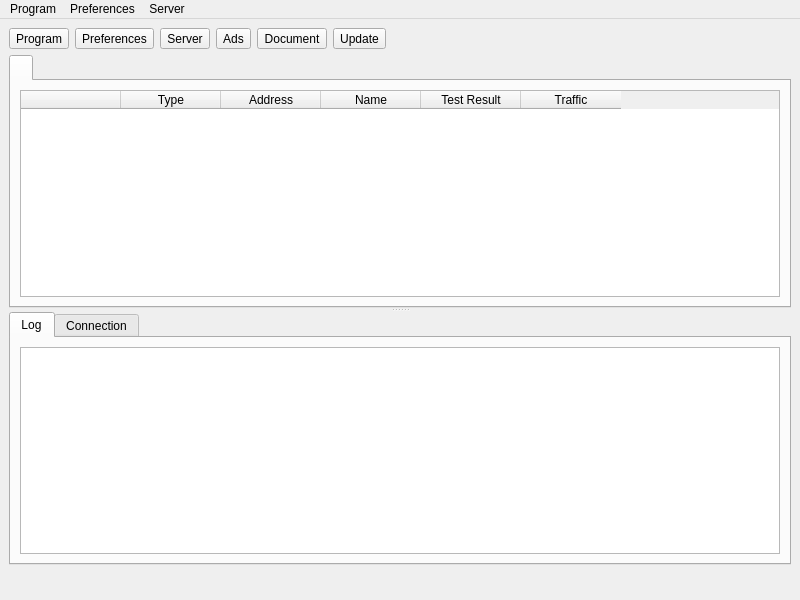
Above: ui/mainwindow.ui from MatsuriDayo/nekoray before the change. Below: the same form after it.
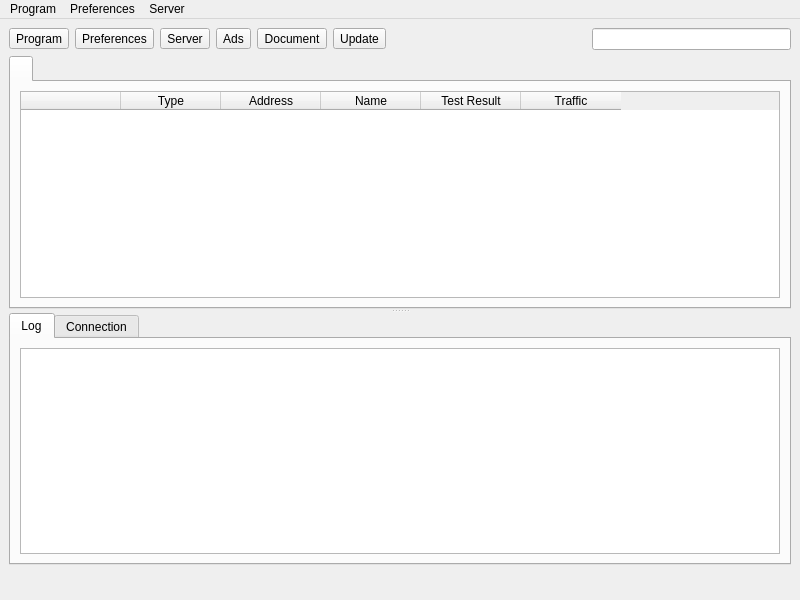
That is the form after the change. Icons and pictures are not drawn. Custom widgets are drawn as their Qt base class.

Commit message: search profile

```diff
--- a/ui/mainwindow.ui
+++ b/ui/mainwindow.ui
@@ -132,6 +132,13 @@
         </property>
        </spacer>
       </item>
+      <item>
+       <widget class="QLineEdit" name="search">
+        <property name="clearButtonEnabled">
+         <bool>true</bool>
+        </property>
+       </widget>
+      </item>
      </layout>
     </item>
     <item>
```
The commit also changes 3 other files.
